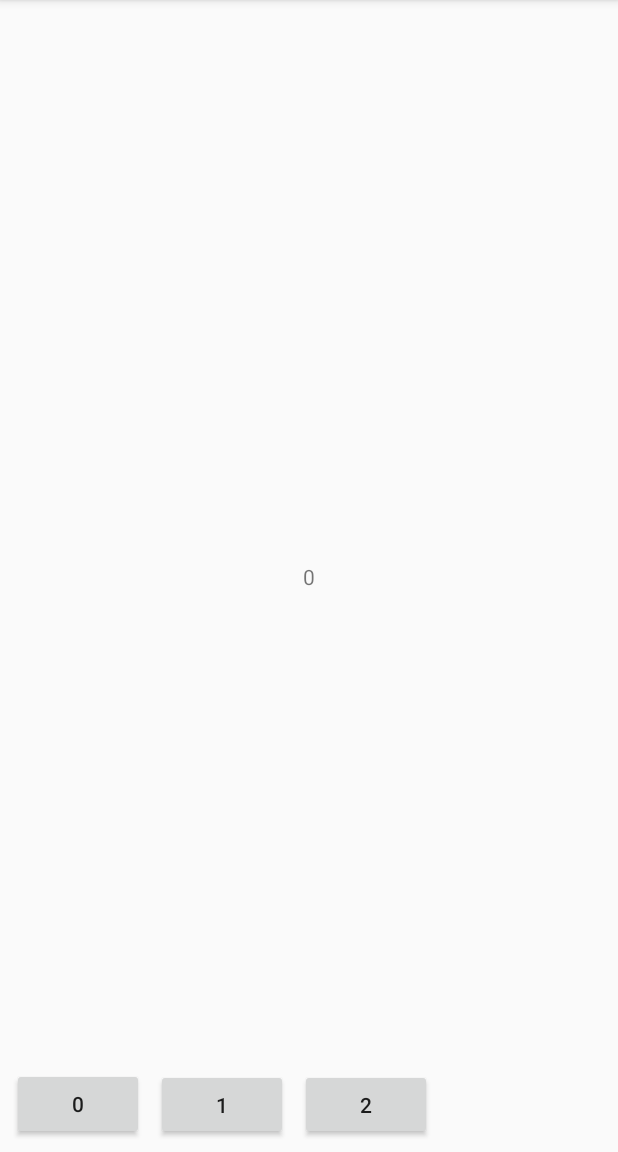
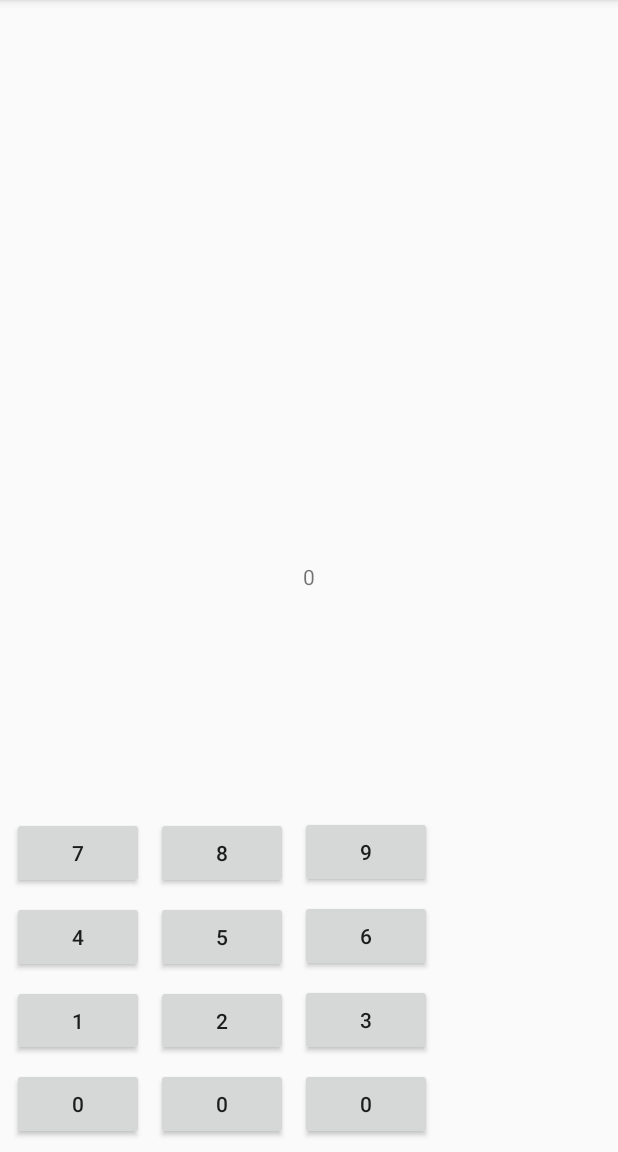
Before and after one commit to dogwood008/skolinti, an Android app: the screen it shows after launch (MainActivity), on a phone screen of 412 x 824 dp, the part 84-1236 px from its top. Run offline under Robolectric (Android 15) with nearby library versions, the phone set to English and light mode, and no system bars; our stand-ins replace RxJava; libraries missing offline, so code that uses them is left out: com.jakewharton.rxbinding2; 1 statement that could not run was skipped.

Commit message:
:+1: add append function

```diff
--- a/app/src/main/java/com/dogwood008/kotlinrxsample/MainActivity.kt
+++ b/app/src/main/java/com/dogwood008/kotlinrxsample/MainActivity.kt
@@ -6,12 +6,15 @@ import android.support.v7.app.AppCompatActivity
 import android.util.Log
 import android.widget.Toast
 import com.jakewharton.rxbinding2.view.RxView
+import com.jakewharton.rxbinding2.widget.RxTextView
+import io.reactivex.Observable
 import kotlinx.android.synthetic.main.activity_main.*
 
 class MainActivity : AppCompatActivity() {
     companion object {
         private val TAG = MainActivity::class.java.simpleName
     }
+
     private lateinit var viewModel: CalcViewModel
 
     override fun onCreate(savedInstanceState: Bundle?) {
@@ -23,9 +26,21 @@ class MainActivity : AppCompatActivity() {
     }
 
     private fun setEvents() {
-        val clickTenKey0Observable = RxView.clicks(tenKey0Button)
-        clickTenKey0Observable
-                .subscribe{ showToast(0) }
+        val keys = mutableMapOf(
+                tenKey0Button to 0, tenKey1Button to 1, tenKey2Button to 2,
+                tenKey3Button to 3, tenKey4Button to 4, tenKey5Button to 5,
+                tenKey6Button to 6, tenKey7Button to 7, tenKey8Button to 8,
+                tenKey9Button to 9)
+        for (kv in keys) {
+            RxView.clicks(kv.key)
+                    .flatMap { Observable.fromCallable { kv.value } }
+                    .subscribe { appendNum(it) }
+        }
+    }
+
+    private fun appendNum(num: Int) {
+        viewModel.display += num
+        RxTextView.text(displayTextView).accept(viewModel.display.toString())
     }
 
     private fun showToast(text: Any) {
--- a/app/src/main/res/layout/activity_main.xml
+++ b/app/src/main/res/layout/activity_main.xml
@@ -37,8 +37,8 @@
         android:layout_marginBottom="8dp"
         android:layout_marginStart="8dp"
         android:text="1"
-        app:layout_constraintBottom_toBottomOf="parent"
-        app:layout_constraintStart_toEndOf="@+id/tenKey0Button" />
+        app:layout_constraintBottom_toTopOf="@+id/tenKey0Button"
+        app:layout_constraintStart_toStartOf="parent" />
 
     <Button
         android:id="@+id/tenKey2Button"
@@ -47,7 +47,97 @@
         android:layout_marginBottom="8dp"
         android:layout_marginStart="8dp"
         android:text="2"
-        app:layout_constraintBottom_toBottomOf="parent"
+        app:layout_constraintBottom_toTopOf="@+id/tenKeyDummy1Button"
         app:layout_constraintStart_toEndOf="@+id/tenKey1Button" />
 
+    <Button
+        android:id="@+id/tenKey3Button"
+        android:layout_width="wrap_content"
+        android:layout_height="wrap_content"
+        android:layout_marginBottom="8dp"
+        android:layout_marginStart="8dp"
+        android:text="3"
+        app:layout_constraintBottom_toTopOf="@+id/tenKeyDummy2Button"
+        app:layout_constraintStart_toEndOf="@+id/tenKey2Button" />
+
+    <Button
+        android:id="@+id/tenKey4Button"
+        android:layout_width="wrap_content"
+        android:layout_height="wrap_content"
+        android:layout_marginBottom="8dp"
+        android:layout_marginStart="8dp"
+        android:text="4"
+        app:layout_constraintBottom_toTopOf="@+id/tenKey1Button"
+        app:layout_constraintStart_toStartOf="parent" />
+
+    <Button
+        android:id="@+id/tenKey5Button"
+        android:layout_width="wrap_content"
+        android:layout_height="wrap_content"
+        android:layout_marginBottom="8dp"
+        android:layout_marginStart="8dp"
+        android:text="5"
+        app:layout_constraintBottom_toTopOf="@+id/tenKey2Button"
+        app:layout_constraintStart_toEndOf="@+id/tenKey4Button" />
+
+    <Button
+        android:id="@+id/tenKey6Button"
+        android:layout_width="wrap_content"
+        android:layout_height="wrap_content"
+        android:layout_marginBottom="8dp"
+        android:layout_marginStart="8dp"
+        android:text="6"
+        app:layout_constraintBottom_toTopOf="@+id/tenKey3Button"
+        app:layout_constraintStart_toEndOf="@+id/tenKey5Button" />
+
+    <Button
+        android:id="@+id/tenKey7Button"
+        android:layout_width="wrap_content"
+        android:layout_height="wrap_content"
+        android:layout_marginBottom="8dp"
+        android:layout_marginStart="8dp"
+        android:text="7"
+        app:layout_constraintBottom_toTopOf="@+id/tenKey4Button"
+        app:layout_constraintStart_toStartOf="parent" />
+
+    <Button
+        android:id="@+id/tenKey8Button"
+        android:layout_width="wrap_content"
+        android:layout_height="wrap_content"
+        android:layout_marginBottom="8dp"
+        android:layout_marginStart="8dp"
+        android:text="8"
+        app:layout_constraintBottom_toTopOf="@+id/tenKey5Button"
+        app:layout_constraintStart_toEndOf="@+id/tenKey7Button" />
+
+    <Button
+        android:id="@+id/tenKey9Button"
+        android:layout_width="wrap_content"
+        android:layout_height="wrap_content"
+        android:layout_marginBottom="8dp"
+        android:layout_marginStart="8dp"
+        android:text="9"
+        app:layout_constraintBottom_toTopOf="@+id/tenKey6Button"
+        app:layout_constraintStart_toEndOf="@+id/tenKey8Button" />
+
+    <Button
+        android:id="@+id/tenKeyDummy2Button"
+        android:layout_width="wrap_content"
+        android:layout_height="wrap_content"
+        android:layout_marginBottom="8dp"
+        android:layout_marginStart="8dp"
+        android:text="0"
+        app:layout_constraintBottom_toBottomOf="parent"
+        app:layout_constraintStart_toEndOf="@+id/tenKeyDummy1Button" />
+
+    <Button
+        android:id="@+id/tenKeyDummy1Button"
+        android:layout_width="wrap_content"
+        android:layout_height="wrap_content"
+        android:layout_marginBottom="8dp"
+        android:layout_marginStart="8dp"
+        android:text="0"
+        app:layout_constraintBottom_toBottomOf="parent"
+        app:layout_constraintStart_toEndOf="@+id/tenKey0Button" />
+
 </android.support.constraint.ConstraintLayout>
```
